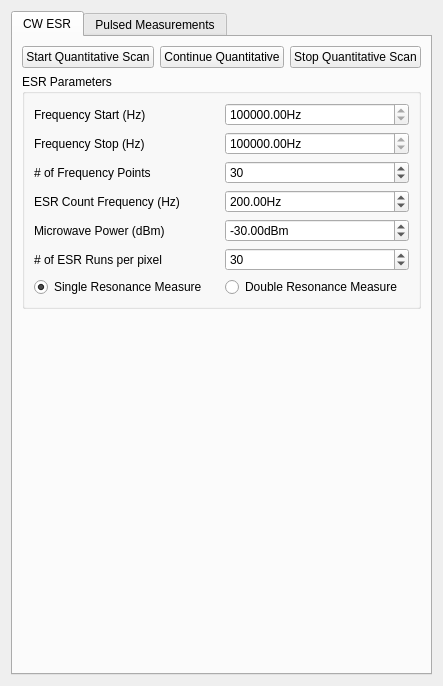
sriharijayaram5/qudi, file gui/qafm/ui_quantitative_mode.ui: the form before one commit.
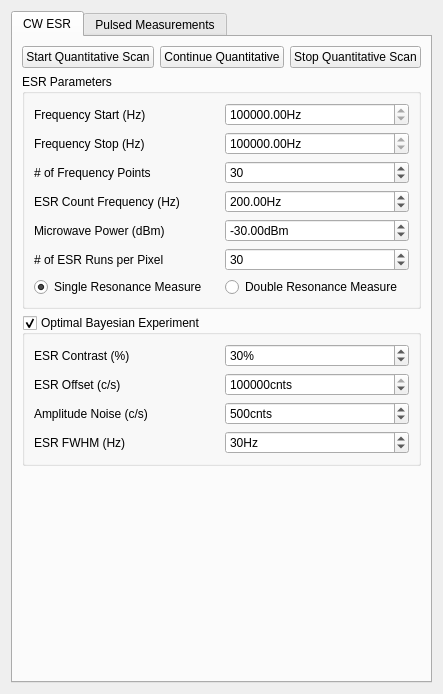
The form after the commit. The open tabs and pages were chosen to show the change. Custom widgets are drawn as their Qt base class.

Commit message: init opt bayesian experiment commits

```diff
--- a/gui/qafm/ui_quantitative_mode.ui
+++ b/gui/qafm/ui_quantitative_mode.ui
@@ -6,8 +6,8 @@
    <rect>
     <x>0</x>
     <y>0</y>
-    <width>410</width>
-    <height>642</height>
+    <width>437</width>
+    <height>694</height>
    </rect>
   </property>
   <property name="windowTitle">
@@ -26,7 +26,7 @@
       <attribute name="title">
        <string>CW ESR</string>
       </attribute>
-      <layout class="QGridLayout" name="gridLayout_2">
+      <layout class="QGridLayout" name="gridLayout_6">
        <item row="0" column="0">
         <layout class="QHBoxLayout" name="horizontalLayout">
          <item>
@@ -204,7 +204,7 @@
             <item>
              <widget class="QLabel" name="label_8">
               <property name="text">
-               <string># of ESR Runs per pixel</string>
+               <string># of ESR Runs per Pixel</string>
               </property>
              </widget>
             </item>
@@ -251,6 +251,126 @@
         </widget>
        </item>
        <item row="2" column="0">
+        <widget class="QGroupBox" name="optBay_groupBox">
+         <property name="title">
+          <string>Optimal Bayesian Experiment</string>
+         </property>
+         <property name="checkable">
+          <bool>true</bool>
+         </property>
+         <layout class="QGridLayout" name="gridLayout_2">
+          <item row="0" column="0">
+           <layout class="QHBoxLayout" name="horizontalLayout_10">
+            <item>
+             <widget class="QLabel" name="label_15">
+              <property name="text">
+               <string>ESR Contrast (%)</string>
+              </property>
+             </widget>
+            </item>
+            <item>
+             <widget class="ScienSpinBox" name="esr_contrast_SpinBox">
+              <property name="suffix">
+               <string>%</string>
+              </property>
+              <property name="minimum">
+               <number>-1000</number>
+              </property>
+              <property name="maximum">
+               <number>1000</number>
+              </property>
+              <property name="value">
+               <number>30</number>
+              </property>
+             </widget>
+            </item>
+           </layout>
+          </item>
+          <item row="1" column="0">
+           <layout class="QHBoxLayout" name="horizontalLayout_11">
+            <item>
+             <widget class="QLabel" name="label_16">
+              <property name="text">
+               <string>ESR Offset (c/s)</string>
+              </property>
+             </widget>
+            </item>
+            <item>
+             <widget class="ScienSpinBox" name="esr_offset_SpinBox">
+              <property name="suffix">
+               <string>cnts</string>
+              </property>
+              <property name="minimum">
+               <number>1</number>
+              </property>
+              <property name="maximum">
+               <number>1000000000</number>
+              </property>
+              <property name="value">
+               <number>100000</number>
+              </property>
+             </widget>
+            </item>
+           </layout>
+          </item>
+          <item row="2" column="0">
+           <layout class="QHBoxLayout" name="horizontalLayout_12">
+            <item>
+             <widget class="QLabel" name="label_17">
+              <property name="text">
+               <string>Amplitude Noise (c/s)</string>
+              </property>
+             </widget>
+            </item>
+            <item>
+             <widget class="ScienSpinBox" name="esr_noise_SpinBox">
+              <property name="suffix">
+               <string>cnts</string>
+              </property>
+              <property name="minimum">
+               <number>1</number>
+              </property>
+              <property name="maximum">
+               <number>1000000000</number>
+              </property>
+              <property name="value">
+               <number>500</number>
+              </property>
+             </widget>
+            </item>
+           </layout>
+          </item>
+          <item row="3" column="0">
+           <layout class="QHBoxLayout" name="horizontalLayout_13">
+            <item>
+             <widget class="QLabel" name="label_20">
+              <property name="text">
+               <string>ESR FWHM (Hz)</string>
+              </property>
+             </widget>
+            </item>
+            <item>
+             <widget class="ScienSpinBox" name="esr_fwhm_SpinBox">
+              <property name="suffix">
+               <string>Hz</string>
+              </property>
+              <property name="minimum">
+               <number>1</number>
+              </property>
+              <property name="maximum">
+               <number>1000000000</number>
+              </property>
+              <property name="value">
+               <number>30</number>
+              </property>
+             </widget>
+            </item>
+           </layout>
+          </item>
+         </layout>
+        </widget>
+       </item>
+       <item row="3" column="0">
         <spacer name="verticalSpacer">
          <property name="orientation">
           <enum>Qt::Vertical</enum>
```
Left out of the diff: 4 changed lines with no effect on the pictures. The commit also changes 2 other files.
